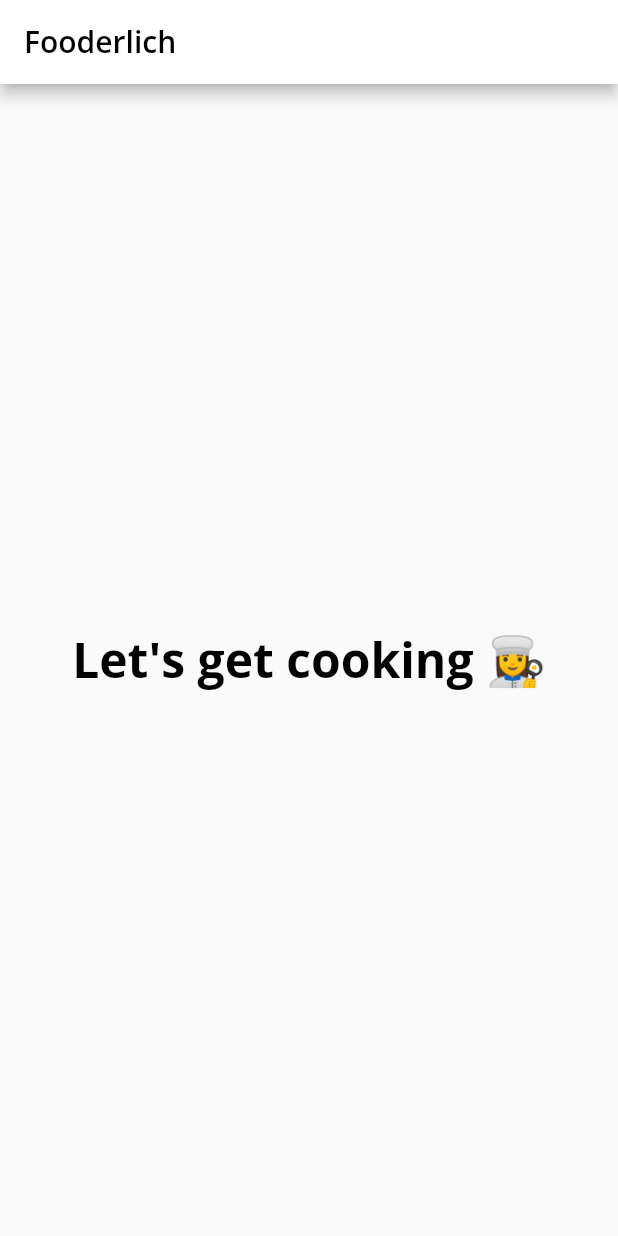
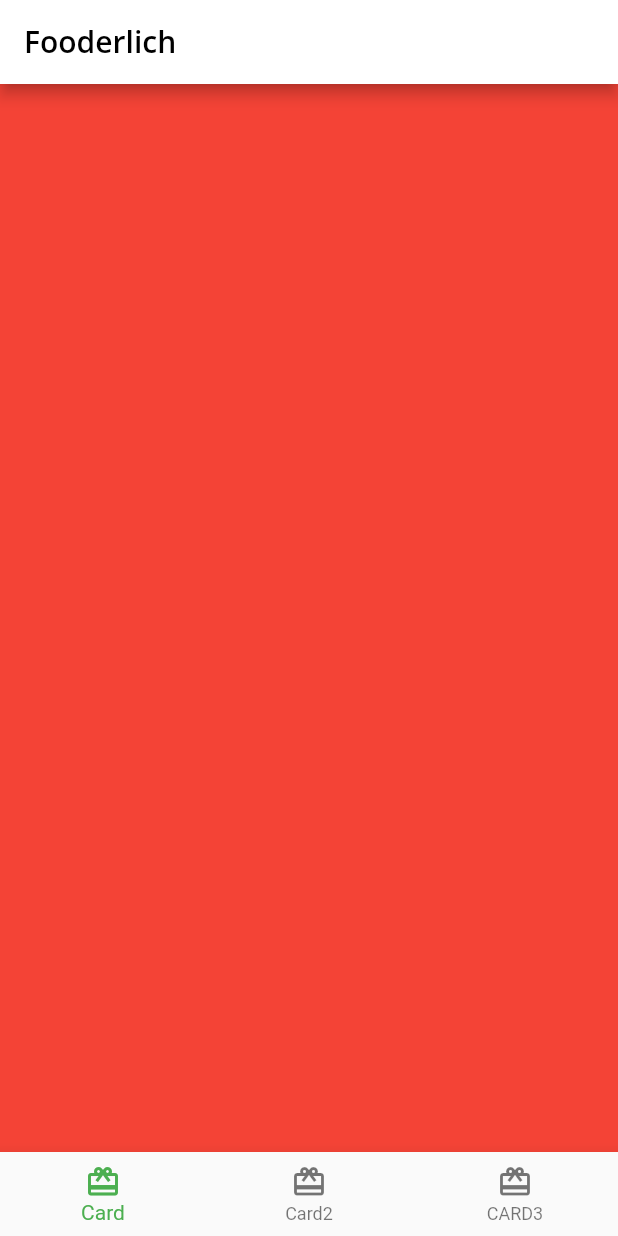
Before and after one commit to Njuguna-JohnBrian/Flutter-Foodelich-App, a Flutter app: the screen it shows after launch, on a phone screen of 412 x 824 dp. Run offline on Flutter 3.47's test engine with Material 2 defaults, Android fonts, the phone set to English and light mode, and no system bars; our stand-ins replace google_fonts.

Commit message:
Hnadle card navigation

```diff
--- a/lib/home.dart
+++ b/lib/home.dart
@@ -9,7 +9,31 @@ class Home extends StatefulWidget {
 }
 
 class _HomeState extends State<Home> {
-  // TODO: Add state variables and functions
+  // 7
+  int _selectedIndex = 0;
+
+  // 8
+  static List<Widget> pages = <Widget>[
+    // TODO:Replace with CARD1
+    Container(
+      color: Colors.red,
+    ),
+    // TODO:Replace with CARD2
+    Container(
+      color: Colors.green,
+    ),
+    // TODO:Replace with CARD3
+    Container(
+      color: Colors.blue,
+    ),
+  ];
+
+  // 9
+  void _onItemTapped(int index) {
+    setState(() {
+      _selectedIndex = index;
+    });
+  }
 
   @override
   Widget build(BuildContext context) {
@@ -21,13 +45,30 @@ class _HomeState extends State<Home> {
           style: Theme.of(context).textTheme.headline6,
         ),
       ),
-      body: Center(
-        child: Text(
-          "Let's get cooking 👩‍🍳",
-          // 3
-          style: Theme.of(context).textTheme.headline1,
-          // TODO: Add bottom navigation bar
-        ),
+      body: pages[_selectedIndex],
+      // 4
+      bottomNavigationBar: BottomNavigationBar(
+        // 5
+        selectedItemColor: Theme.of(context).textSelectionTheme.selectionColor,
+        // 10
+        currentIndex: _selectedIndex,
+        // 11
+        onTap: _onItemTapped,
+        // 6
+        items: const <BottomNavigationBarItem>[
+          BottomNavigationBarItem(
+            icon: Icon(Icons.card_giftcard),
+            label: 'Card',
+          ),
+          BottomNavigationBarItem(
+            icon: Icon(Icons.card_giftcard),
+            label: 'Card2',
+          ),
+          BottomNavigationBarItem(
+            icon: Icon(Icons.card_giftcard),
+            label: 'CARD3',
+          ),
+        ],
       ),
     );
   }
```
